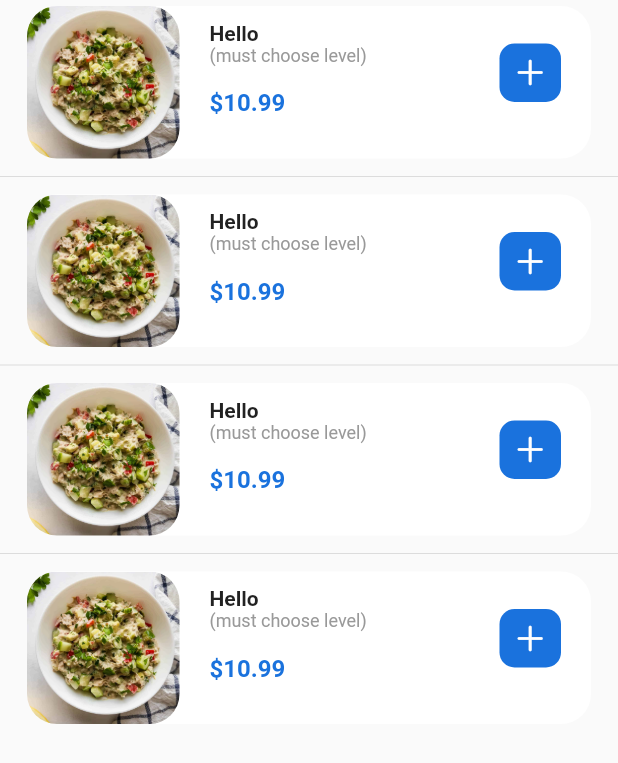
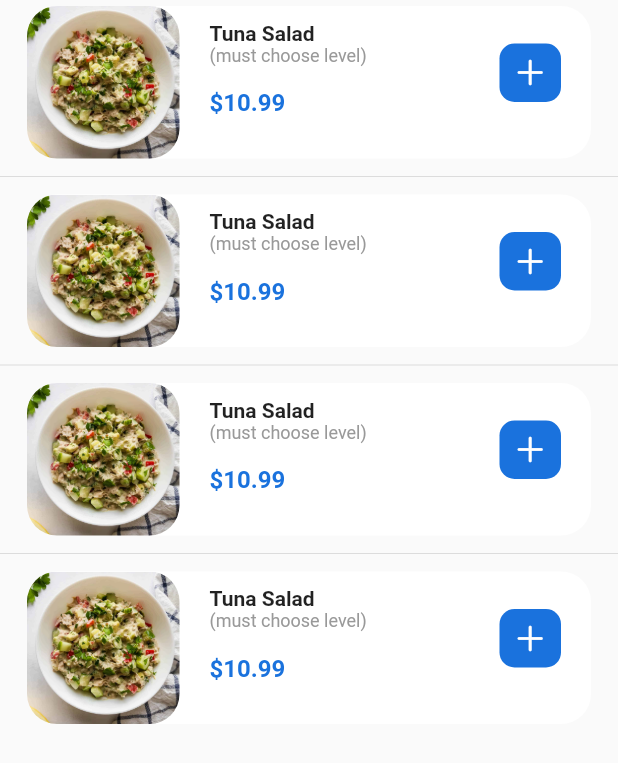
Before and after one commit to shlytn/POSKit, a Flutter app: the ListViewFood widget shown alone on an empty page, opened directly, on a phone screen of 412 x 824 dp. Shown: the top 763 px of the screen. Run offline on Flutter 3.47's test engine with Material 2 defaults, Android fonts, the phone set to English and light mode, and no system bars; our stand-ins replace getwidget.

Commit message:
refactor: mengganti nama product

```diff
--- a/lib/widgets/list_food.dart
+++ b/lib/widgets/list_food.dart
@@ -45,7 +45,7 @@ class ListViewFood extends StatelessWidget {
                       crossAxisAlignment: CrossAxisAlignment.start,
                       children: [
                         Text(
-                          'Hello',
+                          'Tuna Salad',
                           style: TextStyle(fontWeight: FontWeight.bold),
                         ),
                         Text(
```
